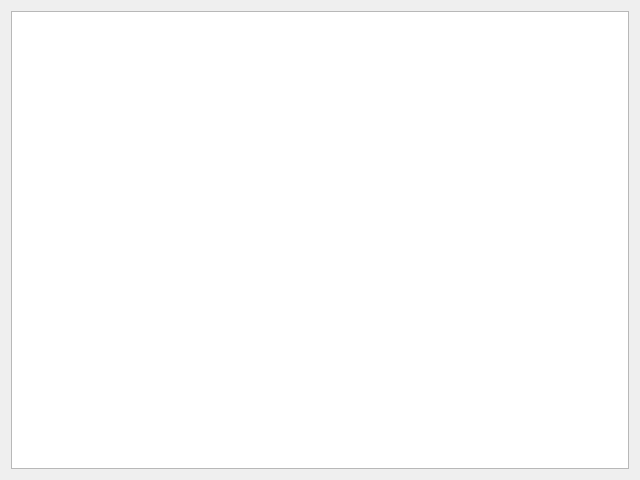
Qt form dataviewer.ui (obourat/MimosaNG) before a commit.
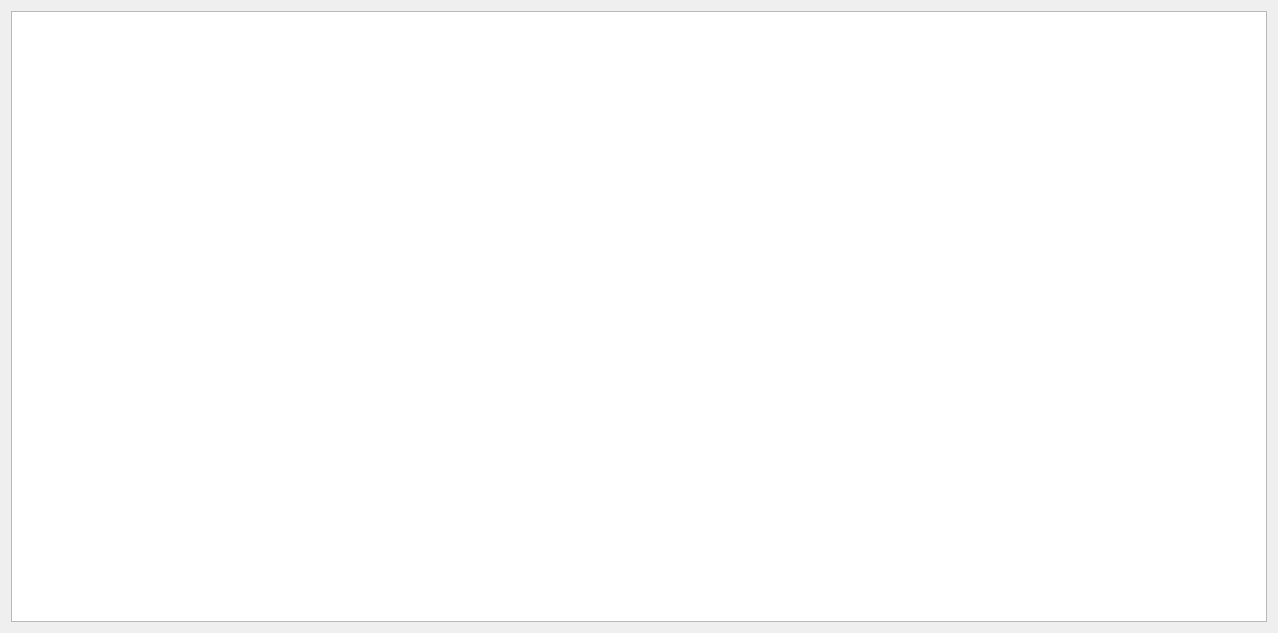
The same form after that commit.

The edit to the form file:
```diff
--- a/dataviewer.ui
+++ b/dataviewer.ui
@@ -6,13 +6,16 @@
    <rect>
     <x>0</x>
     <y>0</y>
-    <width>640</width>
-    <height>480</height>
+    <width>1278</width>
+    <height>633</height>
    </rect>
   </property>
   <property name="windowTitle">
    <string>Dialog</string>
   </property>
+  <property name="autoFillBackground">
+   <bool>false</bool>
+  </property>
   <layout class="QGridLayout" name="gridLayout">
    <item row="0" column="0">
     <widget class="QTableView" name="tableView">
```
Left out of the diff: 3 changed lines with no effect on the pictures.
